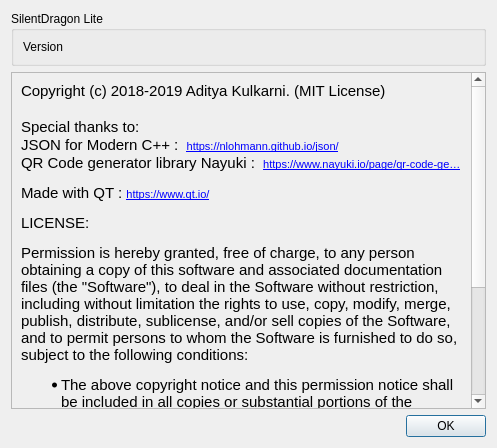
Before: the Qt Designer form src/about.ui in leto/SilentDragonLite, drawn with Qt 5.
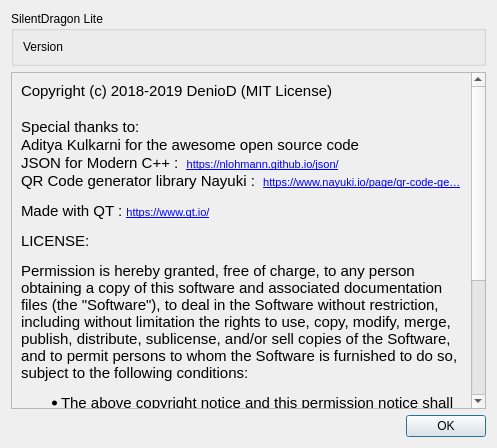
After: the same form once the commit is applied.

```diff
--- a/src/about.ui
+++ b/src/about.ui
@@ -41,7 +41,7 @@
         <x>0</x>
         <y>0</y>
         <width>463</width>
-        <height>517</height>
+        <height>534</height>
        </rect>
       </property>
       <layout class="QVBoxLayout" name="verticalLayout_3">
@@ -51,17 +51,18 @@
           <string notr="true">&lt;!DOCTYPE HTML PUBLIC &quot;-//W3C//DTD HTML 4.0//EN&quot; &quot;http://www.w3.org/TR/REC-html40/strict.dtd&quot;&gt;
 &lt;html&gt;&lt;head&gt;&lt;meta name=&quot;qrichtext&quot; content=&quot;1&quot; /&gt;&lt;style type=&quot;text/css&quot;&gt;
 p, li { white-space: pre-wrap; }
-&lt;/style&gt;&lt;/head&gt;&lt;body style=&quot; font-family:'MS Shell Dlg 2'; font-size:8.1pt; font-weight:400; font-style:normal;&quot;&gt;
-&lt;p style=&quot; margin-top:0px; margin-bottom:0px; margin-left:0px; margin-right:0px; -qt-block-indent:0; text-indent:0px;&quot;&gt;&lt;span style=&quot; font-family:'Ubuntu'; font-size:11pt;&quot;&gt;Copyright (c) 2018-2019 Aditya Kulkarni. (MIT License)&lt;/span&gt;&lt;/p&gt;
-&lt;p style=&quot;-qt-paragraph-type:empty; margin-top:0px; margin-bottom:0px; margin-left:0px; margin-right:0px; -qt-block-indent:0; text-indent:0px; font-family:'Ubuntu'; font-size:11pt;&quot;&gt;&lt;br /&gt;&lt;/p&gt;
-&lt;p style=&quot; margin-top:0px; margin-bottom:0px; margin-left:0px; margin-right:0px; -qt-block-indent:0; text-indent:0px;&quot;&gt;&lt;span style=&quot; font-family:'Ubuntu'; font-size:11pt;&quot;&gt;Special thanks to:&lt;/span&gt;&lt;/p&gt;
-&lt;p style=&quot; margin-top:0px; margin-bottom:0px; margin-left:0px; margin-right:0px; -qt-block-indent:0; text-indent:0px;&quot;&gt;&lt;span style=&quot; font-family:'Ubuntu'; font-size:11pt;&quot;&gt;JSON for Modern C++ :  &lt;/span&gt;&lt;a href=&quot;https://nlohmann.github.io/json/&quot;&gt;&lt;span style=&quot; font-size:8pt; text-decoration: underline; color:#0000ff;&quot;&gt;https://nlohmann.github.io/json/&lt;/span&gt;&lt;/a&gt;&lt;/p&gt;
-&lt;p style=&quot; margin-top:0px; margin-bottom:0px; margin-left:0px; margin-right:0px; -qt-block-indent:0; text-indent:0px;&quot;&gt;&lt;span style=&quot; font-family:'Ubuntu'; font-size:11pt;&quot;&gt;QR Code generator library Nayuki :  &lt;/span&gt;&lt;a href=&quot;https://www.nayuki.io/page/qr-code-generator-library&quot;&gt;&lt;span style=&quot; font-size:8pt; text-decoration: underline; color:#0000ff;&quot;&gt;https://www.nayuki.io/page/qr-code-ge…&lt;/span&gt;&lt;/a&gt;&lt;/p&gt;
-&lt;p style=&quot; margin-top:12px; margin-bottom:12px; margin-left:0px; margin-right:0px; -qt-block-indent:0; text-indent:0px;&quot;&gt;&lt;span style=&quot; font-family:'Ubuntu'; font-size:11pt;&quot;&gt;Made with QT : &lt;/span&gt;&lt;a href=&quot;https://www.qt.io/&quot;&gt;&lt;span style=&quot; font-size:8pt; text-decoration: underline; color:#0000ff;&quot;&gt;https://www.qt.io/&lt;/span&gt;&lt;/a&gt;&lt;/p&gt;
-&lt;p style=&quot; margin-top:12px; margin-bottom:12px; margin-left:0px; margin-right:0px; -qt-block-indent:0; text-indent:0px;&quot;&gt;&lt;span style=&quot; font-family:'Ubuntu'; font-size:11pt;&quot;&gt;LICENSE:&lt;/span&gt;&lt;/p&gt;
-&lt;p style=&quot; margin-top:12px; margin-bottom:12px; margin-left:0px; margin-right:0px; -qt-block-indent:0; text-indent:0px;&quot;&gt;&lt;span style=&quot; font-family:'Ubuntu'; font-size:11pt;&quot;&gt;Permission is hereby granted, free of charge, to any person obtaining a copy of this software and associated documentation files (the &amp;quot;Software&amp;quot;), to deal in the Software without restriction, including without limitation the rights to use, copy, modify, merge, publish, distribute, sublicense, and/or sell copies of the Software, and to permit persons to whom the Software is furnished to do so, subject to the following conditions:&lt;/span&gt;&lt;/p&gt;
-&lt;ul style=&quot;margin-top: 0px; margin-bottom: 0px; margin-left: 0px; margin-right: 0px; -qt-list-indent: 1;&quot;&gt;&lt;li style=&quot; font-family:'Ubuntu'; font-size:11pt;&quot; style=&quot; margin-top:12px; margin-bottom:12px; margin-left:0px; margin-right:0px; -qt-block-indent:0; text-indent:0px;&quot;&gt;The above copyright notice and this permission notice shall be included in all copies or substantial portions of the Software.&lt;/li&gt;
-&lt;li style=&quot; font-family:'Ubuntu'; font-size:11pt;&quot; style=&quot; margin-top:12px; margin-bottom:12px; margin-left:0px; margin-right:0px; -qt-block-indent:0; text-indent:0px;&quot;&gt;The Software is provided &amp;quot;as is&amp;quot;, without warranty of any kind, express or implied, including but not limited to the warranties of merchantability, fitness for a particular purpose and noninfringement. In no event shall the authors or copyright holders be liable for any claim, damages or other liability, whether in an action of contract, tort or otherwise, arising from, out of or in connection with the Software or the use or other dealings in the Software.&lt;/li&gt;&lt;/ul&gt;&lt;/body&gt;&lt;/html&gt;</string>
+&lt;/style&gt;&lt;/head&gt;&lt;body style=&quot; font-family:'Ubuntu'; font-size:11pt; font-weight:400; font-style:normal;&quot;&gt;
+&lt;p style=&quot; margin-top:0px; margin-bottom:0px; margin-left:0px; margin-right:0px; -qt-block-indent:0; text-indent:0px;&quot;&gt;Copyright (c) 2018-2019 DenioD (MIT License)&lt;/p&gt;
+&lt;p style=&quot;-qt-paragraph-type:empty; margin-top:0px; margin-bottom:0px; margin-left:0px; margin-right:0px; -qt-block-indent:0; text-indent:0px;&quot;&gt;&lt;br /&gt;&lt;/p&gt;
+&lt;p style=&quot; margin-top:0px; margin-bottom:0px; margin-left:0px; margin-right:0px; -qt-block-indent:0; text-indent:0px;&quot;&gt;Special thanks to:&lt;/p&gt;
+&lt;p style=&quot; margin-top:0px; margin-bottom:0px; margin-left:0px; margin-right:0px; -qt-block-indent:0; text-indent:0px;&quot;&gt;Aditya Kulkarni for the awesome open source code&lt;/p&gt;
+&lt;p style=&quot; margin-top:0px; margin-bottom:0px; margin-left:0px; margin-right:0px; -qt-block-indent:0; text-indent:0px;&quot;&gt;JSON for Modern C++ :  &lt;a href=&quot;https://nlohmann.github.io/json/&quot;&gt;&lt;span style=&quot; font-family:'MS Shell Dlg 2'; font-size:8pt; text-decoration: underline; color:#0000ff;&quot;&gt;https://nlohmann.github.io/json/&lt;/span&gt;&lt;/a&gt;&lt;/p&gt;
+&lt;p style=&quot; margin-top:0px; margin-bottom:0px; margin-left:0px; margin-right:0px; -qt-block-indent:0; text-indent:0px;&quot;&gt;QR Code generator library Nayuki :  &lt;a href=&quot;https://www.nayuki.io/page/qr-code-generator-library&quot;&gt;&lt;span style=&quot; font-family:'MS Shell Dlg 2'; font-size:8pt; text-decoration: underline; color:#0000ff;&quot;&gt;https://www.nayuki.io/page/qr-code-ge…&lt;/span&gt;&lt;/a&gt;&lt;/p&gt;
+&lt;p style=&quot; margin-top:12px; margin-bottom:12px; margin-left:0px; margin-right:0px; -qt-block-indent:0; text-indent:0px;&quot;&gt;Made with QT : &lt;a href=&quot;https://www.qt.io/&quot;&gt;&lt;span style=&quot; font-family:'MS Shell Dlg 2'; font-size:8pt; text-decoration: underline; color:#0000ff;&quot;&gt;https://www.qt.io/&lt;/span&gt;&lt;/a&gt;&lt;/p&gt;
+&lt;p style=&quot; margin-top:12px; margin-bottom:12px; margin-left:0px; margin-right:0px; -qt-block-indent:0; text-indent:0px;&quot;&gt;LICENSE:&lt;/p&gt;
+&lt;p style=&quot; margin-top:12px; margin-bottom:12px; margin-left:0px; margin-right:0px; -qt-block-indent:0; text-indent:0px;&quot;&gt;Permission is hereby granted, free of charge, to any person obtaining a copy of this software and associated documentation files (the &amp;quot;Software&amp;quot;), to deal in the Software without restriction, including without limitation the rights to use, copy, modify, merge, publish, distribute, sublicense, and/or sell copies of the Software, and to permit persons to whom the Software is furnished to do so, subject to the following conditions:&lt;/p&gt;
+&lt;ul style=&quot;margin-top: 0px; margin-bottom: 0px; margin-left: 0px; margin-right: 0px; -qt-list-indent: 1;&quot;&gt;&lt;li style=&quot; margin-top:12px; margin-bottom:12px; margin-left:0px; margin-right:0px; -qt-block-indent:0; text-indent:0px;&quot;&gt;The above copyright notice and this permission notice shall be included in all copies or substantial portions of the Software.&lt;/li&gt;
+&lt;li style=&quot; margin-top:12px; margin-bottom:12px; margin-left:0px; margin-right:0px; -qt-block-indent:0; text-indent:0px;&quot;&gt;The Software is provided &amp;quot;as is&amp;quot;, without warranty of any kind, express or implied, including but not limited to the warranties of merchantability, fitness for a particular purpose and noninfringement. In no event shall the authors or copyright holders be liable for any claim, damages or other liability, whether in an action of contract, tort or otherwise, arising from, out of or in connection with the Software or the use or other dealings in the Software.&lt;/li&gt;&lt;/ul&gt;&lt;/body&gt;&lt;/html&gt;</string>
          </property>
          <property name="wordWrap">
           <bool>true</bool>
```
